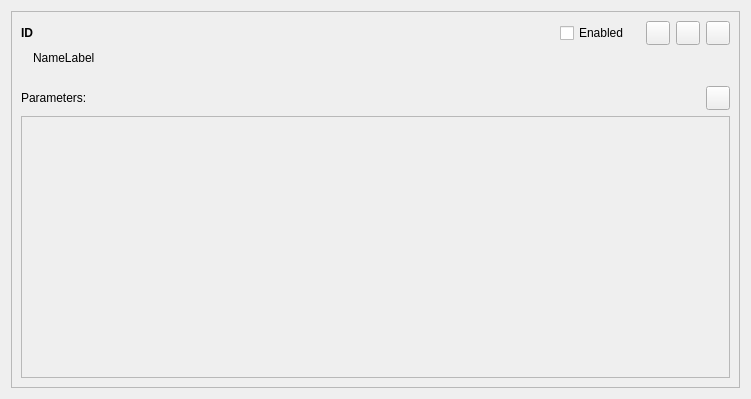
This is src/apps/openfluid-builder/common/WareWidget.ui in OpenFLUID/openfluid as Qt 5 draws it before an edit. The edited form follows.
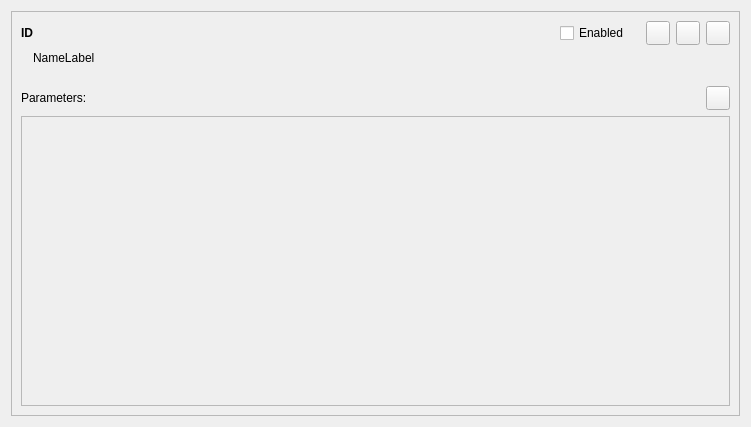
This is the edited form.

```diff
--- a/src/apps/openfluid-builder/common/WareWidget.ui
+++ b/src/apps/openfluid-builder/common/WareWidget.ui
@@ -7,7 +7,7 @@
     <x>0</x>
     <y>0</y>
     <width>751</width>
-    <height>399</height>
+    <height>427</height>
    </rect>
   </property>
   <property name="sizePolicy">
@@ -219,8 +219,8 @@
            </property>
            <widget class="QWidget" name="widget" native="true">
             <layout class="QVBoxLayout" name="verticalLayout_4" stretch="0,0">
-             <property name="spacing">
-              <number>6</number>
+             <property name="leftMargin">
+              <number>0</number>
              </property>
              <property name="margin">
               <number>0</number>
@@ -299,8 +299,8 @@
                  <rect>
                   <x>0</x>
                   <y>0</y>
-                  <width>711</width>
-                  <height>257</height>
+                  <width>699</width>
+                  <height>248</height>
                  </rect>
                 </property>
                 <property name="minimumSize">
```
Left out of the diff: 21 changed lines with no effect on the pictures.
